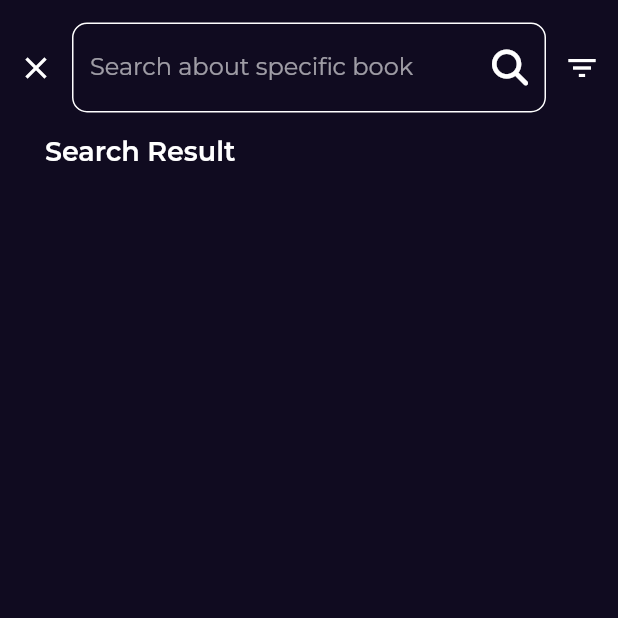
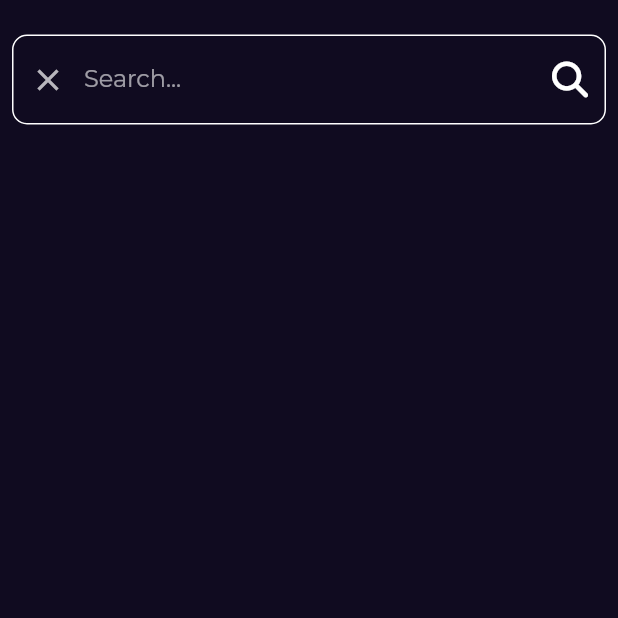
Before and after one commit to aSalahh/MyBookly, a Flutter app: the screen it shows after launch, after a tap on an icon or button, on a phone screen of 412 x 824 dp, the top half of it. Run offline on Flutter 3.47's test engine with Material 2 defaults, Android fonts, the phone set to English and light mode, and no system bars; our stand-ins replace cached_network_image, carousel_slider, connectivity_plus, dartz, dio, equatable and 9 more; accounts and stored records are empty; network calls fail; statements that could not run were skipped.

Commit message:
customize Search View

```diff
--- a/lib/core/utils/app_strings.dart
+++ b/lib/core/utils/app_strings.dart
@@ -1,7 +1,7 @@
 abstract class AppStrings {
   static const String splashMessage = 'Read Free Books';
   static const String similarBooksMessage = 'You can also like that';
-  static const String searchAboutBookMessage = 'Search about specific book';
+  static const String searchAboutBookMessage = 'Search...';
   static const String homeView = 'Search about specific book';
   static const String newestBooks = 'Newest books';
 }
--- a/lib/features/search/presentation/bloc/search_event.dart
+++ b/lib/features/search/presentation/bloc/search_event.dart
@@ -7,16 +7,6 @@ abstract class SearchEvent extends Equatable {
   List<Object> get props => [];
 }
 
-class ChangeFilterSelectionVisibility extends SearchEvent {}
-
-class ChangeSearchFilterOption extends SearchEvent {
-  final SearchModel searchModel;
-
-  const ChangeSearchFilterOption(this.searchModel);
-
-  @override
-  List<Object> get props => [searchModel];
-}
 
 class ChangeSearchText extends SearchEvent {
   final String searchText;
--- a/lib/features/search/presentation/widgets/custom_search_text_field.dart
+++ b/lib/features/search/presentation/widgets/custom_search_text_field.dart
@@ -11,7 +11,9 @@ class CustomSearchTextField extends StatelessWidget {
 
   @override
   Widget build(BuildContext context) {
-    return TextField(
+    return Padding(
+      padding: const EdgeInsets.all(8.0),
+      child: TextField(
         onChanged: (value) {
           context.read<SearchBloc>().add(ChangeSearchText(value));
         },
@@ -29,6 +31,9 @@ class CustomSearchTextField extends StatelessWidget {
             color: AppColors.whiteColor,
             icon: const Icon(FontAwesomeIcons.magnifyingGlass),
           ),
+          prefixIcon:             CloseButton(),
+
+        ),
       ),
     );
   }
--- a/lib/features/search/presentation/widgets/filter_option_chip.dart
+++ /dev/null
@@ -1,59 +0,0 @@
-import 'package:flutter/material.dart';
-import 'package:flutter_bloc/flutter_bloc.dart';
-
-import '../../../../core/utils/extensions.dart';
-
-import '../../../../core/utils/app_colors.dart';
-import '../../../../core/utils/app_enums.dart';
-import '../bloc/search_bloc.dart';
-import '../../data/models/search_model.dart';
-
-class FilterOptionChip extends StatelessWidget {
-  const FilterOptionChip({super.key, required this.filterOption});
-
-  final SearchFilterOption filterOption;
-
-  @override
-  Widget build(BuildContext context) {
-    return BlocBuilder<SearchBloc, SearchState>(
-      buildWhen: (previous, current) {
-        return current is SearchOptionsChanged;
-      },
-      builder: (context, state) {
-        var searchBloc = context.read<SearchBloc>();
-        return ChoiceChip(
-          label: Text(filterOption.getValue()),
-          selected: _checkFilterValueSelection(
-            filterOption,
-            searchBloc.searchModel,
-          ),
-          selectedColor: AppColors.primaryColor,
-          onSelected: (value) => _onFilterOptionSelected(searchBloc),
-        );
-      },
-    );
-  }
-
-  void _onFilterOptionSelected(SearchBloc searchBloc) {
-    if (filterOption.getValue() == searchBloc.searchModel.filterOption) {
-      searchBloc.add(
-        ChangeSearchFilterOption(searchBloc.searchModel.copyWith(
-          filterOption: '',
-        )),
-      );
-    } else {
-      searchBloc.add(
-        ChangeSearchFilterOption(searchBloc.searchModel.copyWith(
-          filterOption: filterOption.getValue(),
-        )),
-      );
-    }
-  }
-
-  _checkFilterValueSelection(
-    SearchFilterOption filterOption,
-    SearchModel searchModel,
-  ) {
-    return searchModel.filterOption == filterOption.getValue();
-  }
-}
--- a/lib/features/search/presentation/widgets/filter_options_section.dart
+++ /dev/null
@@ -1,52 +0,0 @@
-import 'package:flutter/material.dart';
-
-import '../../../../core/utils/app_enums.dart';
-import '../../../../core/utils/styles.dart';
-import 'filter_option_chip.dart';
-import 'sorting_option_chip.dart';
-
-class FilterOptionsSection extends StatelessWidget {
-  const FilterOptionsSection({super.key});
-
-  @override
-  Widget build(BuildContext context) {
-    return Row(
-      crossAxisAlignment: CrossAxisAlignment.start,
-      children: [
-        Column(
-          crossAxisAlignment: CrossAxisAlignment.start,
-          children: [
-            const Text(
-              'Filter',
-              style: Styles.textStyle18,
-            ),
-            const SizedBox(height: 10),
-            ...List.generate(
-              SearchFilterOption.values.length,
-              (index) => FilterOptionChip(
-                filterOption: SearchFilterOption.values[index],
-              ),
-            ),
-          ],
-        ),
-        const SizedBox(width: 50),
-        Column(
-          crossAxisAlignment: CrossAxisAlignment.start,
-          children: [
-            const Text(
-              'Order By',
-              style: Styles.textStyle18,
-            ),
-            const SizedBox(height: 10),
-            ...List.generate(
-              SearchSortingOption.values.length,
-              (index) => SortingOptionChip(
-                sortOption: SearchSortingOption.values[index],
-              ),
-            ),
-          ],
-        ),
-      ],
-    );
-  }
-}
--- a/lib/features/search/presentation/widgets/filter_selection_viewer.dart
+++ /dev/null
@@ -1,35 +0,0 @@
-import 'package:flutter/material.dart';
-import 'package:flutter_bloc/flutter_bloc.dart';
-
-import '../bloc/search_bloc.dart';
-import 'search_selection_options.dart';
-
-class FilterSelectionViewer extends StatelessWidget {
-  const FilterSelectionViewer({
-    super.key,
-  });
-
-  @override
-  Widget build(BuildContext context) {
-    return BlocBuilder<SearchBloc, SearchState>(
-      buildWhen: (previous, current) {
-        return current is FilterSelectionVisibilityChanged;
-      },
-      builder: (context, state) {
-        return AnimatedCrossFade(
-          firstChild: const SearchSelectionOptions(),
-          secondChild: const SizedBox(),
-          crossFadeState: _showCurrentFade(state),
-          duration: const Duration(milliseconds: 500),
-        );
-      },
-    );
-  }
-
-  CrossFadeState _showCurrentFade(SearchState state) {
-    if (state is FilterSelectionVisibilityChanged && state.isVisible) {
-      return CrossFadeState.showFirst;
-    }
-    return CrossFadeState.showSecond;
-  }
-}
--- a/lib/features/search/presentation/widgets/search_result_section.dart
+++ b/lib/features/search/presentation/widgets/search_result_section.dart
@@ -2,6 +2,7 @@ import 'package:flutter/material.dart';
 
 import '../../../../core/utils/constants.dart';
 import '../../../../core/utils/styles.dart';
+import '../../../home/presentation/widgets/draw_line_widget.dart';
 import 'search_result_list_view.dart';
 
 class SearchResultSection extends StatelessWidget {
@@ -14,11 +15,8 @@ class SearchResultSection extends StatelessWidget {
         horizontal: kMainHorizontalPadding,
       ),
       child: Column(
+        crossAxisAlignment: CrossAxisAlignment.start,
         children: const [
-          Text(
-            'Search Result',
-            style: Styles.textStyle18,
-          ),
           SizedBox(height: 15),
           Expanded(
             child: SearchResultListView(),
--- a/lib/features/search/presentation/widgets/search_selection_options.dart
+++ /dev/null
@@ -1,35 +0,0 @@
-import 'package:flutter/material.dart';
-
-import '../../../../core/utils/extensions.dart';
-
-import '../../../../core/utils/app_colors.dart';
-import 'filter_options_section.dart';
-
-class SearchSelectionOptions extends StatelessWidget {
-  const SearchSelectionOptions({
-    super.key,
-  });
-
-  @override
-  Widget build(BuildContext context) {
-    return Padding(
-      padding: const EdgeInsets.only(
-        left: 45,
-        top: 10,
-      ),
-      child: Container(
-        width: context.screenWidth,
-        padding: const EdgeInsets.all(10),
-        decoration: BoxDecoration(
-          color: AppColors.whiteColor.withOpacity(.4),
-          borderRadius: BorderRadius.circular(8),
-        ),
-        child: Row(
-          children: const [
-            FilterOptionsSection(),
-          ],
-        ),
-      ),
-    );
-  }
-}
--- a/lib/features/search/presentation/widgets/search_text_field_section.dart
+++ /dev/null
@@ -1,33 +0,0 @@
-import 'package:flutter/material.dart';
-import 'package:flutter_bloc/flutter_bloc.dart';
-
-import '../bloc/search_bloc.dart';
-import 'custom_search_text_field.dart';
-import 'filter_selection_viewer.dart';
-
-class SearchTextFieldSection extends StatelessWidget {
-  const SearchTextFieldSection({super.key});
-
-  @override
-  Widget build(BuildContext context) {
-    return Column(
-      children: [
-        Row(
-          children: [
-            const CloseButton(),
-            const Expanded(
-              child: CustomSearchTextField(),
-            ),
-            IconButton(
-              onPressed: () => context.read<SearchBloc>().add(
-                    ChangeFilterSelectionVisibility(),
-                  ),
-              icon: const Icon(Icons.filter_list),
-            ),
-          ],
-        ),
-        const FilterSelectionViewer(),
-      ],
-    );
-  }
-}
--- a/lib/features/search/presentation/widgets/search_view_body.dart
+++ b/lib/features/search/presentation/widgets/search_view_body.dart
@@ -1,7 +1,7 @@
 import 'package:flutter/material.dart';
 
+import 'custom_search_text_field.dart';
 import 'search_result_section.dart';
-import 'search_text_field_section.dart';
 
 class SearchViewBody extends StatelessWidget {
   const SearchViewBody({super.key});
@@ -15,7 +15,7 @@ class SearchViewBody extends StatelessWidget {
       child: Column(
         crossAxisAlignment: CrossAxisAlignment.start,
         children: const [
-          SearchTextFieldSection(),
+          CustomSearchTextField(),
           SizedBox(height: 15),
           Expanded(child: SearchResultSection()),
         ],
--- a/lib/features/search/presentation/widgets/sorting_option_chip.dart
+++ /dev/null
@@ -1,59 +0,0 @@
-import 'package:flutter/material.dart';
-import 'package:flutter_bloc/flutter_bloc.dart';
-
-import '../../../../core/utils/extensions.dart';
-
-import '../../../../core/utils/app_colors.dart';
-import '../../../../core/utils/app_enums.dart';
-import '../bloc/search_bloc.dart';
-import '../../data/models/search_model.dart';
-
-class SortingOptionChip extends StatelessWidget {
-  const SortingOptionChip({super.key, required this.sortOption});
-
-  final SearchSortingOption sortOption;
-
-  @override
-  Widget build(BuildContext context) {
-    return BlocBuilder<SearchBloc, SearchState>(
-      buildWhen: (previous, current) {
-        return current is SearchOptionsChanged;
-      },
-      builder: (context, state) {
-        var searchBloc = context.read<SearchBloc>();
-        return ChoiceChip(
-          label: Text(sortOption.getValue()),
-          selected: _checkSortingValueSelection(
-            sortOption,
-            searchBloc.searchModel,
-          ),
-          selectedColor: AppColors.primaryColor,
-          onSelected: (value) => _onSortOptionSelected(searchBloc),
-        );
-      },
-    );
-  }
-
-  void _onSortOptionSelected(SearchBloc searchBloc) {
-    if (searchBloc.searchModel.sortOption == sortOption.getValue()) {
-      searchBloc.add(
-        ChangeSearchFilterOption(searchBloc.searchModel.copyWith(
-          sortOption: '',
-        )),
-      );
-    } else {
-      searchBloc.add(
-        ChangeSearchFilterOption(searchBloc.searchModel.copyWith(
-          sortOption: sortOption.getValue(),
-        )),
-      );
-    }
-  }
-
-  _checkSortingValueSelection(
-    SearchSortingOption sortingOption,
-    SearchModel searchModel,
-  ) {
-    return searchModel.sortOption == sortingOption.getValue();
-  }
-}
```
Also changed, not shown: lib/features/search/presentation/bloc/search_bloc.dart (+4 -22 lines). Lines whose indentation alone changed are shown as unchanged.
